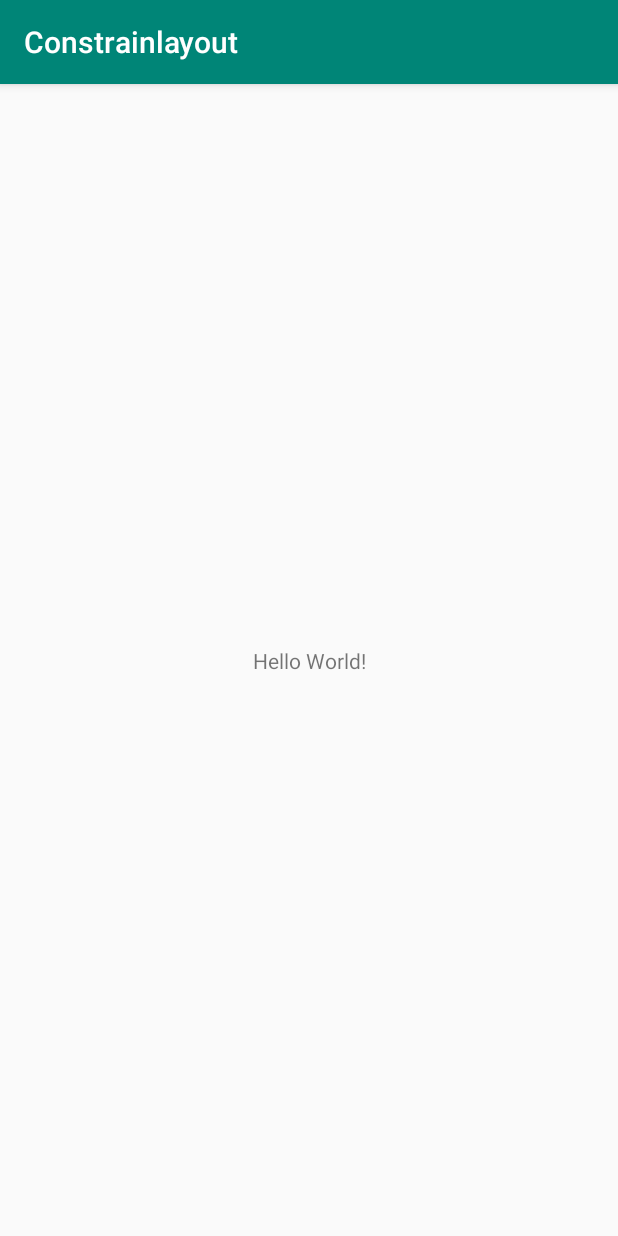
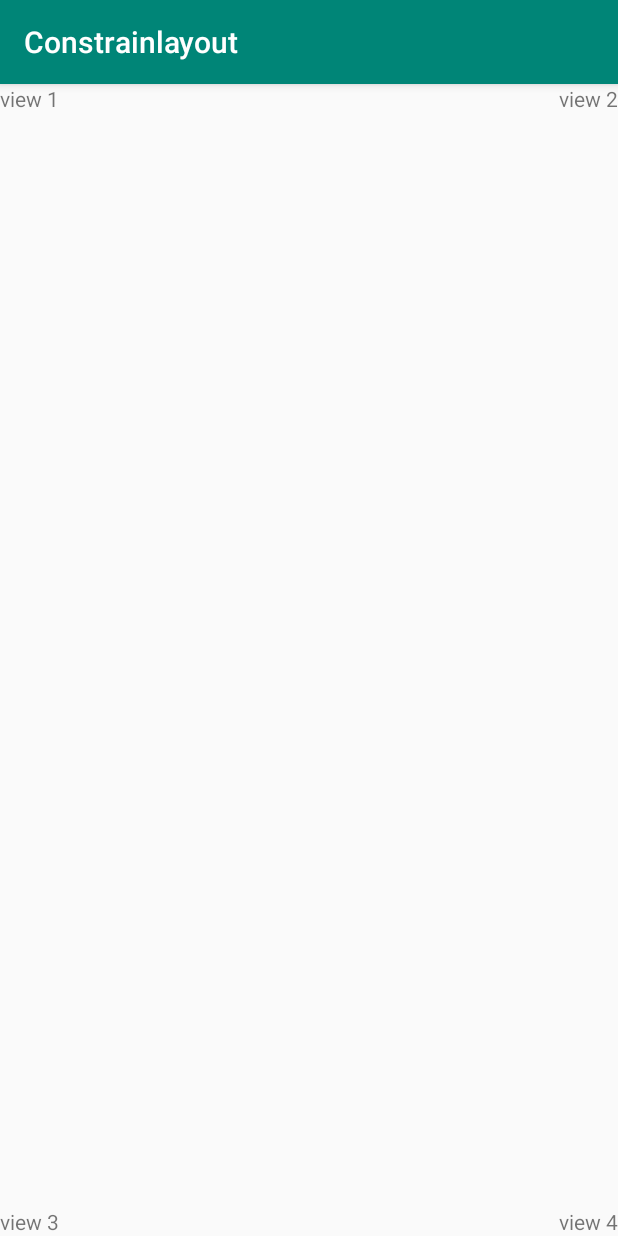
Before and after one commit to khoanguyen9795/Constrainlayout, an Android app: the screen it shows after launch (MainActivity), on a phone screen of 412 x 824 dp. Run offline under Robolectric (Android 15) with nearby library versions, the phone set to English and light mode, and no system bars.

Commit message:
constrain parent

```diff
--- a/app/src/main/res/layout/activity_main.xml
+++ b/app/src/main/res/layout/activity_main.xml
@@ -1,5 +1,6 @@
 <?xml version="1.0" encoding="utf-8"?>
-<androidx.constraintlayout.widget.ConstraintLayout xmlns:android="http://schemas.android.com/apk/res/android"
+<androidx.constraintlayout.widget.ConstraintLayout
+    xmlns:android="http://schemas.android.com/apk/res/android"
     xmlns:app="http://schemas.android.com/apk/res-auto"
     xmlns:tools="http://schemas.android.com/tools"
     android:layout_width="match_parent"
@@ -7,12 +8,27 @@
     tools:context=".MainActivity">
 
     <TextView
+        app:layout_constraintLeft_toLeftOf="parent"
+        app:layout_constraintTop_toTopOf="parent"
+        android:text="view 1"
         android:layout_width="wrap_content"
-        android:layout_height="wrap_content"
-        android:text="Hello World!"
+        android:layout_height="wrap_content"/>
+    <TextView
+        app:layout_constraintRight_toRightOf="parent"
+        app:layout_constraintTop_toTopOf="parent"
+        android:text="view 2"
+        android:layout_width="wrap_content"
+        android:layout_height="wrap_content"/>
+    <TextView
+        app:layout_constraintLeft_toLeftOf="parent"
         app:layout_constraintBottom_toBottomOf="parent"
-        app:layout_constraintLeft_toLeftOf="parent"
+        android:text="view 3"
+        android:layout_width="wrap_content"
+        android:layout_height="wrap_content"/>
+    <TextView
         app:layout_constraintRight_toRightOf="parent"
-        app:layout_constraintTop_toTopOf="parent" />
-
+        app:layout_constraintBottom_toBottomOf="parent"
+        android:text="view 4"
+        android:layout_width="wrap_content"
+        android:layout_height="wrap_content"/>
 </androidx.constraintlayout.widget.ConstraintLayout>
```
